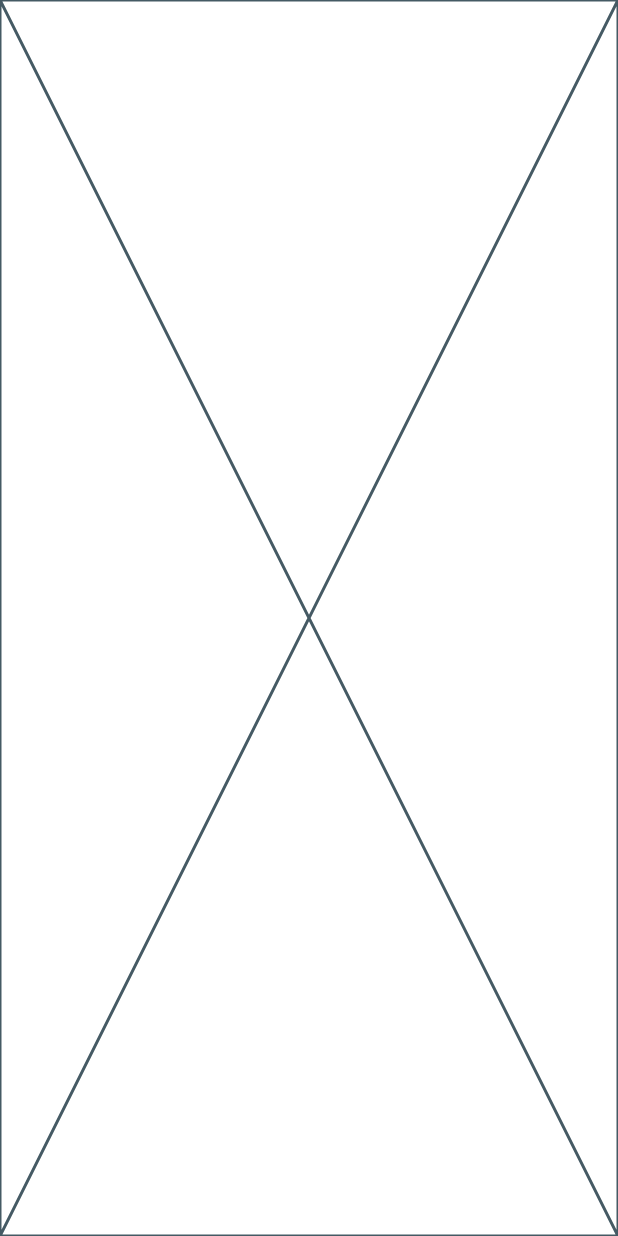
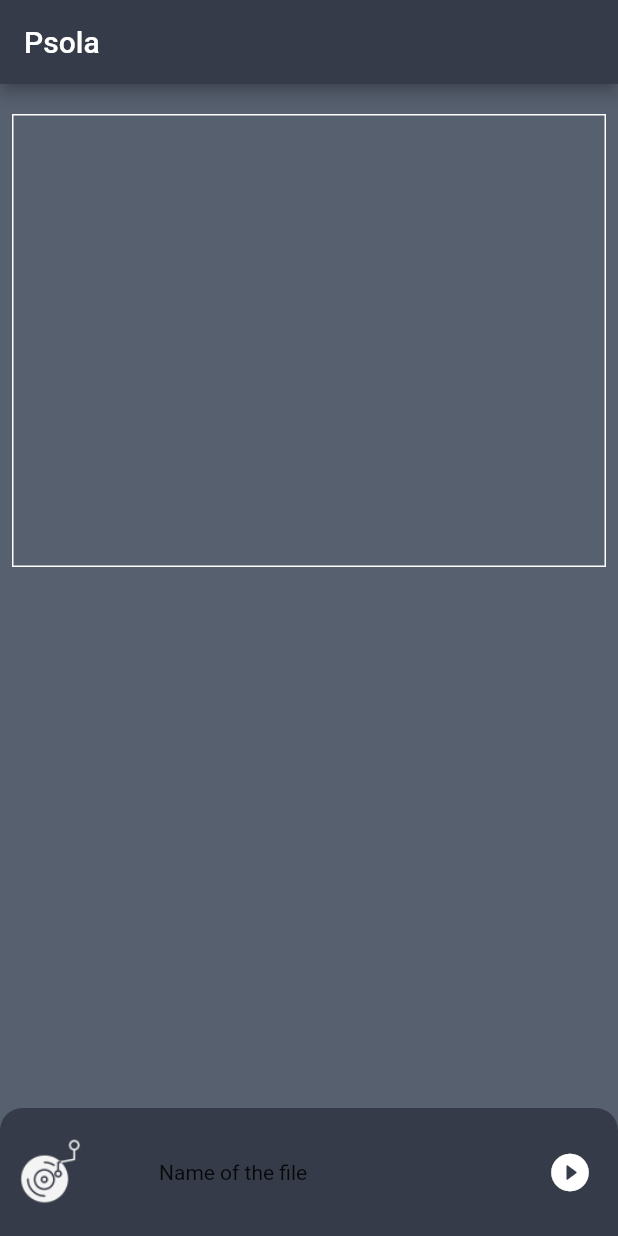
Before and after one commit to tonybotros1/psola-flutter-section, a Flutter app: the screen it shows after launch, on a phone screen of 412 x 824 dp. Run offline on Flutter 3.47's test engine with Material 2 defaults, Android fonts, the phone set to English and light mode, and no system bars; our stand-ins replace get.

Commit message:
play sound screen and plot

```diff
--- a/lib/main.dart
+++ b/lib/main.dart
@@ -1,4 +1,8 @@
 import 'package:flutter/material.dart';
+
+import 'screen/play_sound_screen_and_plot.dart';
+import 'screen/start_screen.dart';
+import 'package:get/get.dart';
 
 void main() {
   runApp(const MyApp());
@@ -9,6 +13,9 @@ class MyApp extends StatelessWidget {
 
   @override
   Widget build(BuildContext context) {
-    return const Placeholder();
+    return const GetMaterialApp(
+      debugShowCheckedModeBanner: false,
+      home: PlaySoundScreen(),
+    );
   }
 }
--- /dev/null
+++ b/lib/screen/play_sound_screen_and_plot.dart
@@ -0,0 +1,88 @@
+import 'package:flutter/material.dart';
+import 'package:flutter/src/widgets/framework.dart';
+import 'package:flutter/src/widgets/placeholder.dart';
+import 'package:get/get.dart';
+
+import 'player_screen.dart';
+
+class PlaySoundScreen extends StatelessWidget {
+  const PlaySoundScreen({super.key});
+
+  @override
+  Widget build(BuildContext context) {
+    return Scaffold(
+      appBar: AppBar(
+        title: const Text('Psola'),
+        backgroundColor: const Color(0xff353b48),
+      ),
+      body: Container(
+        color: const Color(0xff57606f),
+        child: Column(
+          children: [
+            Expanded(
+                flex: 8,
+                child: Container(
+                  child: Column(
+                    children: [
+                      Padding(
+                        padding: const EdgeInsets.fromLTRB(8, 20, 8, 20),
+                        child: Container(
+                          decoration: BoxDecoration(
+                            border: Border.all(color: Colors.white),
+                          ),
+                          child: SizedBox(
+                            height: 300,
+                            width: Get.width,
+                          ),
+                        ),
+                      )
+                    ],
+                  ),
+                )),
+            Expanded(
+                flex: 1,
+                child: GestureDetector(
+                  onTap: () {
+                    Get.to(() => const PlayerScreen(),
+                        transition: Transition.downToUp);
+                  },
+                  child: Container(
+                    decoration: const BoxDecoration(
+                        color: const Color(0xff353b48),
+                        borderRadius: BorderRadius.only(
+                          topLeft: Radius.circular(15),
+                          topRight: Radius.circular(15),
+                        )),
+                    child: Row(
+                      children: [
+                        Padding(
+                          padding: const EdgeInsets.all(8.0),
+                          child: SizedBox(
+                              width: 50,
+                              height: 50,
+                              child: Image.asset('assets/images/player.png')),
+                        ),
+                        const SizedBox(
+                          width: 40,
+                        ),
+                        Expanded(child: Text('Name of the file')),
+                        Padding(
+                          padding: const EdgeInsets.all(8.0),
+                          child: IconButton(
+                              onPressed: () {},
+                              icon: Icon(
+                                Icons.play_circle_fill_rounded,
+                                color: Colors.white,
+                                size: 30,
+                              )),
+                        )
+                      ],
+                    ),
+                  ),
+                )),
+          ],
+        ),
+      ),
+    );
+  }
+}
--- /dev/null
+++ b/lib/screen/player_screen.dart
@@ -0,0 +1,14 @@
+import 'package:flutter/material.dart';
+import 'package:flutter/src/widgets/framework.dart';
+import 'package:flutter/src/widgets/placeholder.dart';
+
+class PlayerScreen extends StatelessWidget {
+  const PlayerScreen({super.key});
+
+  @override
+  Widget build(BuildContext context) {
+    return Scaffold(
+      body: Container(color: Colors.white,),
+    );
+  }
+}
--- /dev/null
+++ b/lib/screen/start_screen.dart
@@ -0,0 +1,11 @@
+import 'package:flutter/src/widgets/framework.dart';
+import 'package:flutter/src/widgets/placeholder.dart';
+
+class StartScreen extends StatelessWidget {
+  const StartScreen({super.key});
+
+  @override
+  Widget build(BuildContext context) {
+    return const Placeholder();
+  }
+}
--- a/pubspec.yaml
+++ b/pubspec.yaml
@@ -35,6 +35,8 @@ dependencies:
   # The following adds the Cupertino Icons font to your application.
   # Use with the CupertinoIcons class for iOS style icons.
   cupertino_icons: ^1.0.2
+  get: ^4.6.5
+  syncfusion_flutter_charts: ^22.1.36
 
 dev_dependencies:
   flutter_test:
@@ -59,8 +61,8 @@ flutter:
   uses-material-design: true
 
   # To add assets to your application, add an assets section, like this:
-  # assets:
-  #   - images/a_dot_burr.jpeg
+  assets:
+    - assets/images/
   #   - images/a_dot_ham.jpeg
 
   # An image asset can refer to one or more resolution-specific "variants", see
```
Also changed, not shown: assets/images/player.png (added), pubspec.lock, 1 other file.
